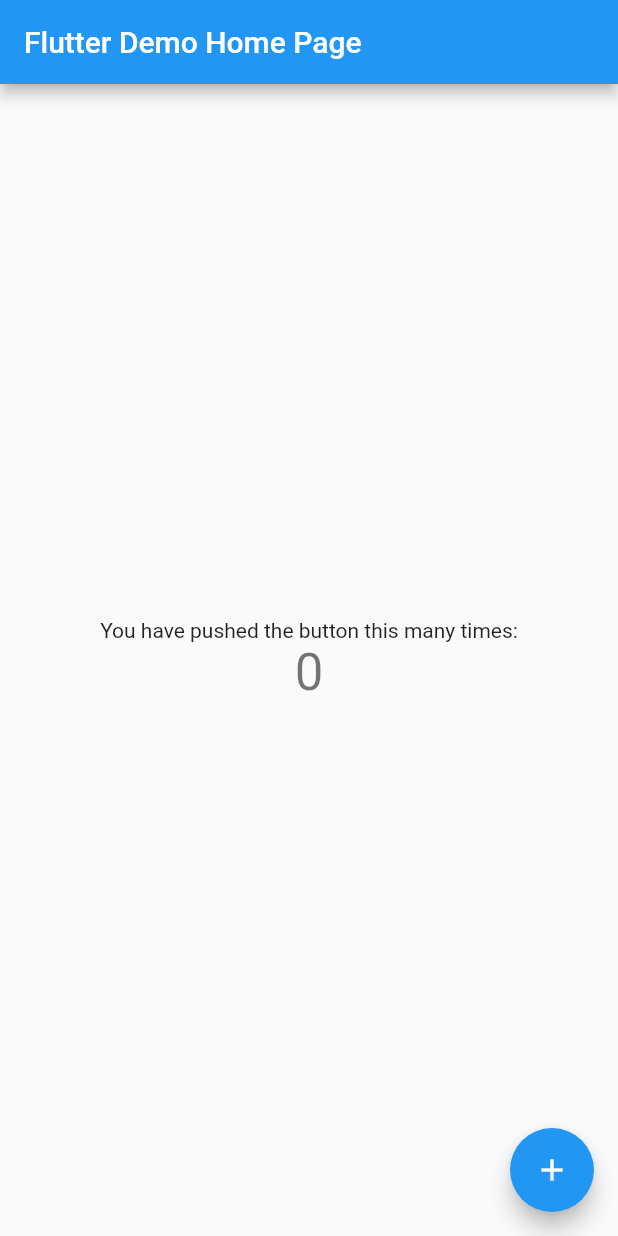
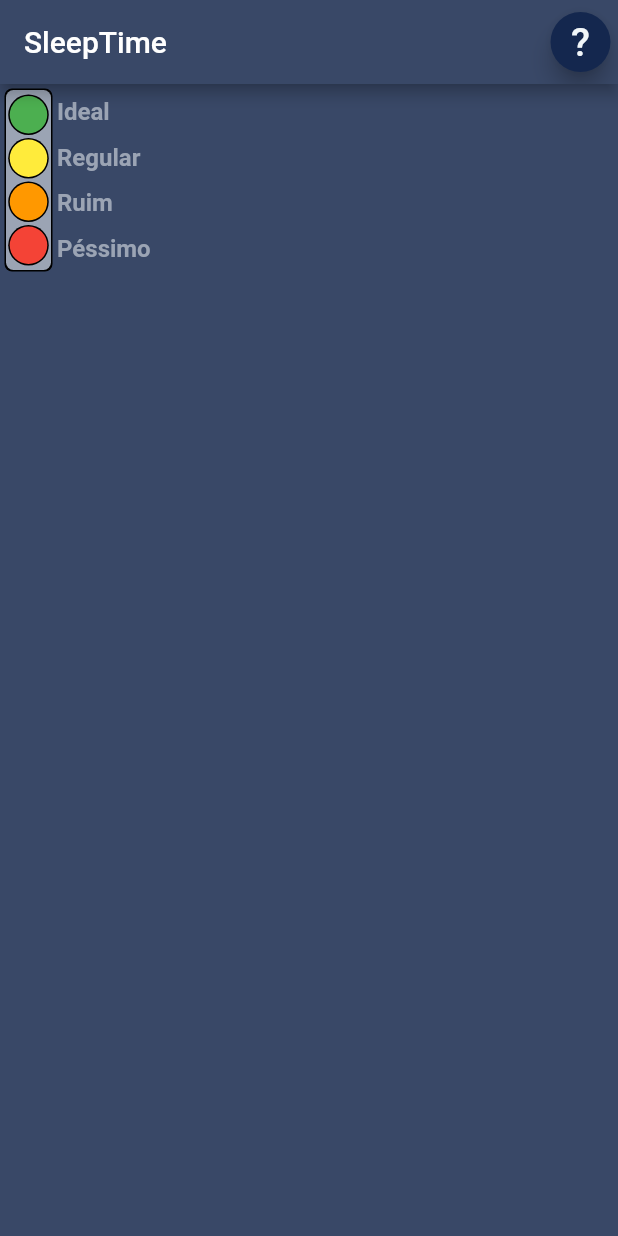
Before and after one commit to joelysondavid/SleepTime, a Flutter app: the screen it shows after launch, on a phone screen of 412 x 824 dp. Run offline on Flutter 3.47's test engine with Material 2 defaults, Android fonts, the phone set to English and light mode, and no system bars.

Commit message:
Implementando Rascunho e Imagem do protótipo, conforme o app for evoluindo irei separando mais os Widgets

```diff
--- a/lib/main.dart
+++ b/lib/main.dart
@@ -1,117 +1,55 @@
 import 'package:flutter/material.dart';
 
-void main() {
-  runApp(MyApp());
-}
+// Utils
+import './utils/app_colors.dart';
 
-class MyApp extends StatelessWidget {
-  // This widget is the root of your application.
+// Widgets
+import 'widgets/sleep_time_initial.dart';
+
+void main() => runApp(SleepTime());
+
+class SleepTime extends StatelessWidget {
   @override
   Widget build(BuildContext context) {
     return MaterialApp(
-      title: 'Flutter Demo',
-      theme: ThemeData(
-        // This is the theme of your application.
-        //
-        // Try running your application with "flutter run". You'll see the
-        // application has a blue toolbar. Then, without quitting the app, try
-        // changing the primarySwatch below to Colors.green and then invoke
-        // "hot reload" (press "r" in the console where you ran "flutter run",
-        // or simply save your changes to "hot reload" in a Flutter IDE).
-        // Notice that the counter didn't reset back to zero; the application
-        // is not restarted.
-        primarySwatch: Colors.blue,
-        // This makes the visual density adapt to the platform that you run
-        // the app on. For desktop platforms, the controls will be smaller and
-        // closer together (more dense) than on mobile platforms.
-        visualDensity: VisualDensity.adaptivePlatformDensity,
-      ),
-      home: MyHomePage(title: 'Flutter Demo Home Page'),
+      debugShowCheckedModeBanner: false,
+      title: "SleepTime",
+      home: SleepTimeHome(),
     );
   }
 }
 
-class MyHomePage extends StatefulWidget {
-  MyHomePage({Key key, this.title}) : super(key: key);
-
-  // This widget is the home page of your application. It is stateful, meaning
-  // that it has a State object (defined below) that contains fields that affect
-  // how it looks.
-
-  // This class is the configuration for the state. It holds the values (in this
-  // case the title) provided by the parent (in this case the App widget) and
-  // used by the build method of the State. Fields in a Widget subclass are
-  // always marked "final".
-
-  final String title;
-
+class SleepTimeHome extends StatefulWidget {
   @override
-  _MyHomePageState createState() => _MyHomePageState();
+  State<StatefulWidget> createState() => SleepTimeHomeState();
 }
 
-class _MyHomePageState extends State<MyHomePage> {
-  int _counter = 0;
-
-  void _incrementCounter() {
-    setState(() {
-      // This call to setState tells the Flutter framework that something has
-      // changed in this State, which causes it to rerun the build method below
-      // so that the display can reflect the updated values. If we changed
-      // _counter without calling setState(), then the build method would not be
-      // called again, and so nothing would appear to happen.
-      _counter++;
-    });
-  }
-
+class SleepTimeHomeState extends State {
   @override
   Widget build(BuildContext context) {
-    // This method is rerun every time setState is called, for instance as done
-    // by the _incrementCounter method above.
-    //
-    // The Flutter framework has been optimized to make rerunning build methods
-    // fast, so that you can just rebuild anything that needs updating rather
-    // than having to individually change instances of widgets.
     return Scaffold(
       appBar: AppBar(
-        // Here we take the value from the MyHomePage object that was created by
-        // the App.build method, and use it to set our appbar title.
-        title: Text(widget.title),
+        backgroundColor: AppColors.background_color,
+        title: Text("SleepTime"),
+        actions: <Widget>[
+          Container(
+            margin: EdgeInsets.all(5),
+            width: 40,
+            height: 40,
+            child: FloatingActionButton(
+              child: Text(
+                "?",
+                style: TextStyle(fontSize: 26, color: AppColors.primary_color),
+              ),
+              tooltip: "Informações",
+              onPressed: null,
+              backgroundColor: AppColors.background_card_color,
+            ),
+          ),
+        ],
       ),
-      body: Center(
-        // Center is a layout widget. It takes a single child and positions it
-        // in the middle of the parent.
-        child: Column(
-          // Column is also a layout widget. It takes a list of children and
-          // arranges them vertically. By default, it sizes itself to fit its
-          // children horizontally, and tries to be as tall as its parent.
-          //
-          // Invoke "debug painting" (press "p" in the console, choose the
-          // "Toggle Debug Paint" action from the Flutter Inspector in Android
-          // Studio, or the "Toggle Debug Paint" command in Visual Studio Code)
-          // to see the wireframe for each widget.
-          //
-          // Column has various properties to control how it sizes itself and
-          // how it positions its children. Here we use mainAxisAlignment to
-          // center the children vertically; the main axis here is the vertical
-          // axis because Columns are vertical (the cross axis would be
-          // horizontal).
-          mainAxisAlignment: MainAxisAlignment.center,
-          children: <Widget>[
-            Text(
-              'You have pushed the button this many times:',
-            ),
-            Text(
-              '$_counter',
-              style: Theme.of(context).textTheme.headline4,
-            ),
-          ],
-        ),
-      ),
-      floatingActionButton: FloatingActionButton(
-        onPressed: _incrementCounter,
-        tooltip: 'Increment',
-        child: Icon(Icons.add),
-      ), // This trailing comma makes auto-formatting nicer for build methods.
+      body: SleepTimeInitial(),
+      backgroundColor: AppColors.background_color,
     );
   }
 }
--- /dev/null
+++ b/lib/utils/app_colors.dart
@@ -0,0 +1,13 @@
+import 'package:flutter/material.dart';
+
+class AppColors {
+  static final primary_color = Color(0xFFF1F6F9);
+  static final second_color = Color(0xFF9BA4B4);
+  static final switch_color = Color(0xFF1687A7);
+  static final background_color = Color(0xFF394867);
+  static final background_card_color = Color(0xFF14274E);
+  static final background_ideal_color = Color(0xFF32CD32);
+  static final background_regular_color = Color(0xFFFFFF00);
+  static final background_bad_color = Color(0xFFFFA500);
+  static final background_terrible_color = Color(0xFFFF0000);
+}
--- /dev/null
+++ b/lib/widgets/sleep_time_initial.dart
@@ -0,0 +1,122 @@
+import 'package:SleepTime/utils/app_colors.dart';
+import 'package:flutter/material.dart';
+
+class SleepTimeInitial extends StatelessWidget {
+  @override
+  Widget build(BuildContext context) {
+    return Container(
+      margin: EdgeInsets.all(4),
+      child: Column(
+        children: <Widget>[
+          Row(
+            children: <Widget>[
+              Container(
+                width: 30,
+                height: 120,
+                decoration: BoxDecoration(
+                  borderRadius: BorderRadius.circular(5),
+                  boxShadow: [BoxShadow(color: Colors.black, spreadRadius: 1)],
+                  color: AppColors.second_color,
+                ),
+                child: Column(
+                  mainAxisAlignment: MainAxisAlignment.spaceEvenly,
+                  children: <Widget>[
+                    Container(
+                      width: 25,
+                      height: 25,
+                      decoration: BoxDecoration(
+                        borderRadius: BorderRadius.circular(15),
+                        boxShadow: [
+                          BoxShadow(color: Colors.black, spreadRadius: 1)
+                        ],
+                        color: Colors.green,
+                      ),
+                    ),
+                    Container(
+                      width: 25,
+                      height: 25,
+                      decoration: BoxDecoration(
+                        borderRadius: BorderRadius.circular(15),
+                        boxShadow: [
+                          BoxShadow(color: Colors.black, spreadRadius: 1)
+                        ],
+                        color: Colors.yellow,
+                      ),
+                    ),
+                    Container(
+                      width: 25,
+                      height: 25,
+                      decoration: BoxDecoration(
+                        borderRadius: BorderRadius.circular(15),
+                        boxShadow: [
+                          BoxShadow(color: Colors.black, spreadRadius: 1)
+                        ],
+                        color: Colors.orange,
+                      ),
+                    ),
+                    Container(
+                      width: 25,
+                      height: 25,
+                      decoration: BoxDecoration(
+                        borderRadius: BorderRadius.circular(15),
+                        boxShadow: [
+                          BoxShadow(color: Colors.black, spreadRadius: 1)
+                        ],
+                        color: Colors.red,
+                      ),
+                    ),
+                  ],
+                ),
+              ),
+              Container(
+                height: 110,
+                width: 70,
+                margin: EdgeInsets.all(4),
+                alignment: Alignment.centerLeft,
+                child: Column(
+                  mainAxisAlignment: MainAxisAlignment.spaceBetween,
+                  children: <Widget>[
+                    Row(mainAxisAlignment: MainAxisAlignment.start, children: [
+                      Text(
+                        "Ideal",
+                        style: TextStyle(
+                            fontWeight: FontWeight.w600,
+                            fontSize: 16,
+                            color: AppColors.second_color),
+                      )
+                    ]),
+                    Row(mainAxisAlignment: MainAxisAlignment.start, children: [
+                      Text("Regular",
+                          style: TextStyle(
+                              fontWeight: FontWeight.w600,
+                              fontSize: 16,
+                              color: AppColors.second_color))
+                    ]),
+                    Row(mainAxisAlignment: MainAxisAlignment.start, children: [
+                      Text(
+                        "Ruim",
+                        style: TextStyle(
+                            fontWeight: FontWeight.w600,
+                            fontSize: 16,
+                            color: AppColors.second_color),
+                      )
+                    ]),
+                    Row(mainAxisAlignment: MainAxisAlignment.start, children: [
+                      Text(
+                        "Péssimo",
+                        style: TextStyle(
+                            fontWeight: FontWeight.w600,
+                            fontSize: 16,
+                            color: AppColors.second_color),
+                      )
+                    ])
+                  ],
+                ),
+              )
+            ],
+          ),
+        ],
+      ),
+    );
+  }
+}
```
Also changed, not shown: Protótopo/SleepTime_Protótipo.PNG (added), 1 other file.
